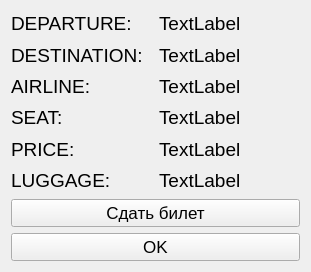
This is ticket.ui in AtlasKirill/airport_project as Qt 5 draws it before an edit. The edited form follows.
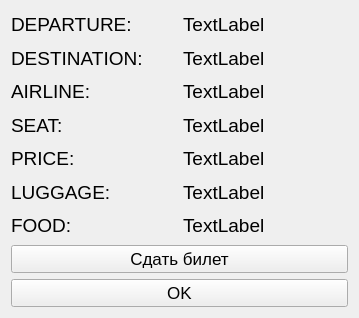
This is the edited form.

What changed in the file:
```diff
--- a/ticket.ui
+++ b/ticket.ui
@@ -6,8 +6,8 @@
    <rect>
     <x>0</x>
     <y>0</y>
-    <width>311</width>
-    <height>272</height>
+    <width>359</width>
+    <height>318</height>
    </rect>
   </property>
   <property name="font">
@@ -163,20 +163,44 @@
      </property>
     </widget>
    </item>
-   <item row="7" column="0" colspan="2">
+   <item row="8" column="0" colspan="2">
     <widget class="QPushButton" name="pushButtonOk">
      <property name="text">
       <string>OK</string>
      </property>
     </widget>
    </item>
-   <item row="6" column="0" colspan="2">
+   <item row="7" column="0" colspan="2">
     <widget class="QPushButton" name="returnTicket">
      <property name="text">
       <string>Сдать билет</string>
      </property>
     </widget>
    </item>
+   <item row="6" column="0">
+    <widget class="QLabel" name="label_7">
+     <property name="font">
+      <font>
+       <pointsize>14</pointsize>
+      </font>
+     </property>
+     <property name="text">
+      <string>FOOD:</string>
+     </property>
+    </widget>
+   </item>
+   <item row="6" column="1">
+    <widget class="QLabel" name="food">
+     <property name="font">
+      <font>
+       <pointsize>14</pointsize>
+      </font>
+     </property>
+     <property name="text">
+      <string>TextLabel</string>
+     </property>
+    </widget>
+   </item>
   </layout>
  </widget>
  <resources/>
```
